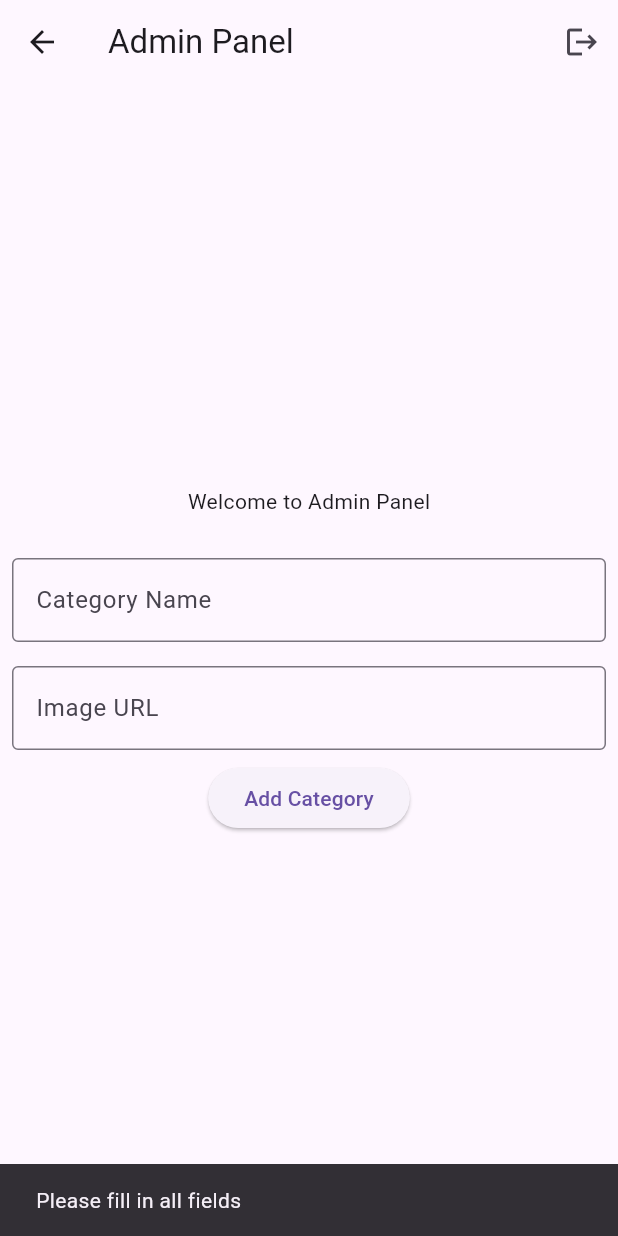
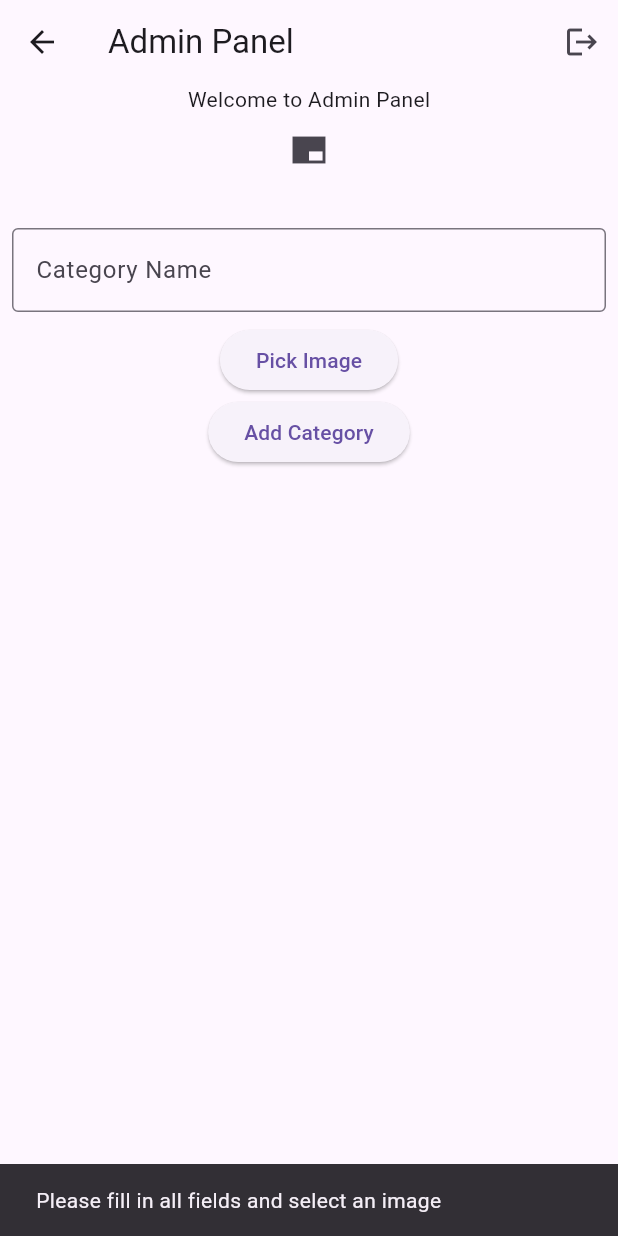
Before and after one commit to Thawthaw001/Gadget, a Flutter app: the AdminPanel screen opened directly, after a tap on "Add Category", on a phone screen of 412 x 824 dp. Run offline on Flutter 3.47's test engine with Material 3 defaults, Android fonts, the phone set to English and light mode, and no system bars; our stand-ins replace carousel_slider, cloud_firestore, firebase_auth, firebase_core, firebase_storage, font_awesome_flutter and 2 more; missing offline and left inert: firebase_app_check; accounts and stored records are empty.

Commit message:
Initial commit

```diff
--- a/lib/Admin/AdminPanel.dart
+++ /dev/null
@@ -1,111 +0,0 @@
-// ignore_for_file: use_super_parameters, prefer_const_constructors, use_build_context_synchronously, must_be_immutable
-
-import 'package:flutter/material.dart';
-import 'package:thaw/Admin/Model/categoryModel.dart';
-import 'package:thaw/Admin/categoryService.dart';
-import 'package:thaw/auth/loginscreen.dart';
-import '../auth/auth_service.dart';
-
-class AdminPanel extends StatelessWidget {
-  final CatService categoryService = CatService();
-  final Auth auth = Auth();
-  final TextEditingController emailController = TextEditingController();
-  final TextEditingController nameController = TextEditingController();
-  final TextEditingController imageUrlController = TextEditingController();
-  List<FourCategory> categories = [];
-
-  AdminPanel({Key? key}) : super(key: key);
-
-  void _logout(BuildContext context) async {
-    await auth.signOut(); // Call your signOut method from AuthService
-
-    // Navigate back to the login screen
-    Navigator.pushAndRemoveUntil(
-      context,
-      MaterialPageRoute(
-          builder: (context) =>
-              Login()), // Replace with your login screen widget
-      (route) => false, // This will remove all routes below the login screen
-    );
-  }
-
-  void _addCategory(BuildContext context) async {
-    final String name = nameController.text;
-    final String imageUrl = imageUrlController.text;
-
-    if (name.isNotEmpty && imageUrl.isNotEmpty) {
-      final FourCategory newCategory = FourCategory(name: name, imageUrl: imageUrl);
-      await categoryService.addCategory(newCategory);
-
-      // Clear the text fields
-      nameController.clear();
-      imageUrlController.clear();
-
-      // Show a confirmation message
-      ScaffoldMessenger.of(context).showSnackBar(
-        SnackBar(content: Text('Category added successfully!')),
-      );
-    } else {
-      // Show an error message
-      ScaffoldMessenger.of(context).showSnackBar(
-        SnackBar(content: Text('Please fill in all fields')),
-      );
-    }
-  }
-
-  @override
-  Widget build(BuildContext context) {
-    return Scaffold(
-      appBar: AppBar(
-        title: const Text('Admin Panel'),
-        actions: [
-          IconButton(
-            icon: const Icon(Icons.logout),
-            onPressed: () => _logout(context), // Call _logout method on button press
-          ),
-        ],
-      ),
-      body: Center(
-        child: Column(
-          mainAxisAlignment: MainAxisAlignment.center,
-          children: [
-            Text('Welcome to Admin Panel'),
-            SizedBox(height: 20),
-            Padding(
-              padding: const EdgeInsets.all(8.0),
-              child: TextField(
-                controller: nameController,
-                decoration: InputDecoration(
-                  labelText: 'Category Name',
-                  border: OutlineInputBorder(),
-                ),
-              ),
-            ),
-            Padding(
-              padding: const EdgeInsets.all(8.0),
-              child: TextField(
-                controller: imageUrlController,
-                decoration: InputDecoration(
-                  labelText: 'Image URL',
-                  border: OutlineInputBorder(),
-                ),
-              ),
-            ),
-            ElevatedButton(
-              onPressed: () => _addCategory(context),
-              child: Text('Add Category'),
-            ),
-          ],
-        ),
-      ),
-    );
-  }
-}
-
-void main() {
-  runApp(MaterialApp(
-    debugShowCheckedModeBanner: false,
-    theme: ThemeData(primarySwatch: Colors.blueGrey),
-    home: AdminPanel(),
-  ));
-}
--- /dev/null
+++ b/lib/Admin/admin_panel.dart
@@ -0,0 +1,144 @@
+// ignore_for_file: use_super_parameters, prefer_const_constructors, use_build_context_synchronously, must_be_immutable
+
+import 'dart:io';
+
+import 'package:flutter/material.dart';
+import 'package:image_picker/image_picker.dart';
+import 'package:thaw/Admin/Brand/brand_panel.dart';
+import 'package:thaw/Admin/Model/category_model.dart';
+import 'package:thaw/Admin/categoryService.dart';
+import 'package:thaw/auth/loginscreen.dart';
+import '../auth/auth_service.dart';
+
+class AdminPanel extends StatefulWidget {
+  const AdminPanel({Key? key}) : super(key: key);
+
+  @override
+  State<AdminPanel> createState() => _AdminPanelState();
+}
+
+class _AdminPanelState extends State<AdminPanel> {
+  final Auth auth = Auth();
+  final TextEditingController nameController = TextEditingController();
+  File? _image;
+
+  final picker = ImagePicker();
+
+  void _logout(BuildContext context) async {
+    await auth.signOut(); // Call your signOut method from AuthService
+
+    Navigator.pushAndRemoveUntil(
+      context,
+      MaterialPageRoute(
+        builder: (context) => Login(),
+      ),
+      (route) => false,
+    );
+  }
+
+  Future<void> getImage() async {
+    final pickedFile = await picker.pickImage(source: ImageSource.gallery);
+
+    setState(() {
+      if (pickedFile != null) {
+        _image = File(pickedFile.path);
+      } else {
+        print('No image selected.');
+      }
+    });
+  }
+
+  void _addCategory() async {
+    if (nameController.text.isNotEmpty && _image != null) {
+      String imageUrl =
+          await CatService.uploadImageToStorage(_image!, 'category_image.jpg');
+
+      final newCategory =
+          FourCategory(name: nameController.text, imageUrl: imageUrl);
+
+      await CatService.addCategory(newCategory);
+
+      nameController.clear();
+      setState(() {
+        _image = null;
+      });
+
+      ScaffoldMessenger.of(context).showSnackBar(
+        SnackBar(content: Text('Category added successfully!')),
+      );
+    } else {
+      ScaffoldMessenger.of(context).showSnackBar(
+        SnackBar(
+            content: Text('Please fill in all fields and select an image')),
+      );
+    }
+  }
+
+  @override
+  Widget build(BuildContext context) {
+    return Scaffold(
+      appBar: AppBar(
+        title: const Text('Admin Panel'),
+        actions: [
+          IconButton(
+            icon: const Icon(Icons.logout),
+            onPressed: () => _logout(context),
+          ),
+        ],
+      ),
+      body: SingleChildScrollView(
+        child: Center(
+          child: Column(
+            mainAxisAlignment: MainAxisAlignment.center,
+            children: [
+              Text('Welcome to Admin Panel'),
+              SizedBox(width: 10),
+              IconButton(
+                  onPressed: () {
+                    print('brand');
+                    Navigator.push(context,
+                        MaterialPageRoute(builder: (context) => Brand()));
+                  },
+                  icon: Icon(Icons.branding_watermark_sharp)),
+              SizedBox(height: 20),
+              Padding(
+                padding: const EdgeInsets.all(8.0),
+                child: TextField(
+                  controller: nameController,
+                  decoration: InputDecoration(
+                    labelText: 'Category Name',
+                    border: OutlineInputBorder(),
+                  ),
+                ),
+              ),
+              _image != null
+                  ? Image.file(
+                      _image!,
+                      height: 100,
+                      width: 100,
+                      fit: BoxFit.cover,
+                    )
+                  : SizedBox.shrink(),
+              ElevatedButton(
+                onPressed: getImage,
+                child: Text('Pick Image'),
+              ),
+              ElevatedButton(
+                onPressed: () => _addCategory(),
+                child: Text('Add Category'),
+              ),
+            ],
+          ),
+        ),
+      ),
+    );
+  }
+}
+
+void main() {
+  runApp(MaterialApp(
+    debugShowCheckedModeBanner: false,
+    theme: ThemeData(primarySwatch: Colors.blueGrey),
+    home: AdminPanel(),
+  ));
+}
--- a/lib/Admin/categoryService.dart
+++ b/lib/Admin/categoryService.dart
@@ -1,16 +1,37 @@
 // ignore_for_file: avoid_print, camel_case_types
 
+import 'dart:io';
+
 import 'package:cloud_firestore/cloud_firestore.dart';
-import 'package:thaw/Admin/Model/categoryModel.dart';
+import 'package:firebase_storage/firebase_storage.dart';
+import 'package:thaw/Admin/Model/category_model.dart';
 
 class CatService {
-  final FirebaseFirestore _firestore = FirebaseFirestore.instance;
-  Future<void> addCategory(FourCategory category) async {
+ static final FirebaseStorage _storage = FirebaseStorage.instance;
+ static final CollectionReference categoryCollection =
+      FirebaseFirestore.instance.collection('categories');
+
+ static Future<void> addCategory(FourCategory category) async {
+    await categoryCollection.add({
+      'name': category.name,
+      'imageUrl': category.imageUrl,
+    });
+  }
+ static Future<String>uploadImageToStorage(File imageFile,String fileName) async {
     try {
-      await _firestore.collection('categories').add(category.toMap());
-      print('Category added succcess');
+      final Reference storageRef = _storage.ref().child('images').child(fileName);
+
+      // Upload the file to Firebase Storage
+      await storageRef.putFile(imageFile);
+
+      // Get the download URL of the uploaded file
+      String imageUrl = await storageRef.getDownloadURL();
+
+      // Return the download URL
+      return imageUrl;
     } catch (e) {
-      print('Errror adding category $e');
+      print('Error uploading image to Firebase Storage: $e');
+      rethrow; // Throw the error again to handle it where the method is called
     }
   }
 }
--- a/lib/auth/loginscreen.dart
+++ b/lib/auth/loginscreen.dart
@@ -2,7 +2,7 @@
 
 import 'package:firebase_auth/firebase_auth.dart';
 import 'package:flutter/material.dart';
-import 'package:thaw/Admin/AdminPanel.dart';
+import 'package:thaw/Admin/admin_panel.dart';
 import 'package:thaw/Pages/Forgotpassword.dart';
 // ignore: depend_on_referenced_packages
 import 'package:font_awesome_flutter/font_awesome_flutter.dart';
--- a/pubspec.yaml
+++ b/pubspec.yaml
@@ -24,9 +24,9 @@ dependencies:
   carousel_slider: ^4.2.1
   equatable: ^2.0.5
   cloud_firestore: ^5.0.1
-  image_picker: ^1.1.2
   file_picker: ^8.0.5
   buttons_tabbar: ^1.3.10
+  image_picker: ^1.1.2
 
 dev_dependencies:
   flutter_test:
```
Also changed, not shown: lib/Admin/Brand/brand_model.dart (added, +22 -0 lines), lib/Admin/Brand/brand_panel.dart (added, +15 -0 lines), lib/Admin/addCategoryScreen.dart (deleted, +0 -54 lines), lib/Admin/add_category_screen.dart (added, +68 -0 lines), lib/Services/firebase_storage_service.dart (deleted, +0 -22 lines), lib/main.dart (+2 -14 lines), lib/Admin/Model/category_model.dart (renamed from lib/Admin/Model/categoryModel.dart).
